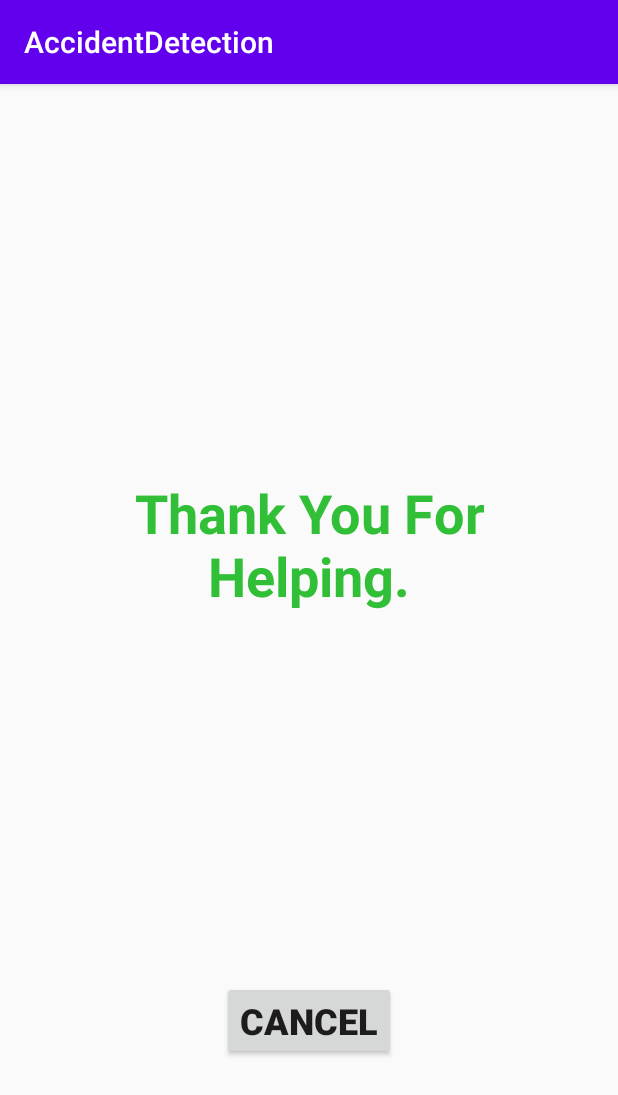
After one commit to TheBakCodes/AccidentDetection, an Android app: the Alertothers screen opened directly, with no data from a screen before it, on a phone screen of 412 x 824 dp. The commit adds this screen. Shown: the top 1095 px of the screen. Run offline under Robolectric (Android 15) with nearby library versions, the phone set to English and light mode, and no system bars; our stand-ins replace Firebase (no records; nobody signed in at launch, a user with empty details on screens opened directly).

Commit message:
Salil Commit 3+

```diff
--- /dev/null
+++ b/app/src/main/java/com/example/accidentdetection/Alertothers.java
@@ -0,0 +1,160 @@
+package com.example.accidentdetection;
+
+import androidx.annotation.NonNull;
+import androidx.appcompat.app.AppCompatActivity;
+
+import android.app.ProgressDialog;
+import android.content.Context;
+import android.content.Intent;
+import android.content.SharedPreferences;
+import android.media.MediaPlayer;
+import android.os.Bundle;
+import android.os.CountDownTimer;
+import android.util.Log;
+import android.view.View;
+import android.widget.Button;
+import android.widget.TextView;
+import android.widget.Toast;
+
+import com.google.firebase.auth.FirebaseAuth;
+import com.google.firebase.auth.FirebaseUser;
+import com.google.firebase.database.DataSnapshot;
+import com.google.firebase.database.DatabaseError;
+import com.google.firebase.database.DatabaseReference;
+import com.google.firebase.database.FirebaseDatabase;
+import com.google.firebase.database.ValueEventListener;
+
+import static android.content.ContentValues.TAG;
+
+public class Alertothers extends AppCompatActivity {
+    TextView countdowntv;
+    public FirebaseDatabase database = FirebaseDatabase.getInstance();
+    public DatabaseReference myRef,myRefambu,myRefAge,myRefBloodgr,lat,lon,name,relmob1,puid,accheck,myRefdname,myRefduid,myRefaccident;
+    FirebaseAuth mAuth;
+    FirebaseUser user;
+    Button cancelbut ;
+    String Duid="";
+    SharedPreferences sharedpreferences;
+    ProgressDialog dialog;
+    @Override
+    protected void onCreate(Bundle savedInstanceState) {
+        super.onCreate(savedInstanceState);
+        setContentView(R.layout.activity_alertothers);
+        sharedpreferences = getSharedPreferences("Accident", Context.MODE_PRIVATE);
+        dialog = new ProgressDialog(this); // this = YourActivity
+        dialog.setProgressStyle(ProgressDialog.STYLE_SPINNER);
+        dialog.setIndeterminate(true);
+        dialog.setCancelable(false);
+        dialog.setCanceledOnTouchOutside(false);
+        countdowntv = (TextView)findViewById(R.id.tvcountdown);
+        cancelbut = (Button)findViewById(R.id.btcancel);
+        mAuth = FirebaseAuth.getInstance();
+        user = mAuth.getCurrentUser();
+        //myRef= database.getReference("Users/"+user.getUid()+"/DUID");
+        myRefduid=database.getReference("Users/"+user.getUid()+"/DUID");
+        myRefdname=database.getReference("Users/"+user.getUid()+"/DName");
+        myRefaccident=database.getReference("Users/"+user.getUid()+"/Accident");
+        myRefdname=database.getReference("Users/"+user.getUid()+"/DName");
+        //myRefDUID=database.getReference("Users/"+user.getUid()+"/DUID");
+        cancelbut.setVisibility(View.VISIBLE);
+        Duid=sharedpreferences.getString("DUID", "0");
+       // cancelbut.setVisibility(View.INVISIBLE);
+        myRefambu=database.getReference("Ambulances/"+Duid+"/AccCheck");
+        // myRefa=database.getReference("Ambulances/"+Duid);
+        myRefambu.setValue("1");
+        countdowntv.setText("Thank You For Helping.");
+
+        //cancelbut.setVisibility(View.INVISIBLE);
+
+        cancelbut.setOnClickListener(new View.OnClickListener() {
+            @Override
+            public void onClick(View v) {
+
+                dialog.show();
+                dialog.setTitle("Cancelling");
+                dialog.setMessage("Please wait...");
+                Duid=sharedpreferences.getString("DUID", "0");
+                if(Duid.length()>=10)
+                {
+                    //myRefambu=database.getReference("Ambulances/"+Duid);
+                    myRefAge=database.getReference("Ambulances/"+Duid+"/PAge");
+                    myRefBloodgr=database.getReference("Ambulances/"+Duid+"/PBloodGr");
+                    lat=database.getReference("Ambulances/"+Duid+"/PLat");
+                    lon=database.getReference("Ambulances/"+Duid+"/PLon");
+                    name=database.getReference("Ambulances/"+Duid+"/PName");
+                    relmob1=database.getReference("Ambulances/"+Duid+"/PRelMob1");
+                    puid=database.getReference("Ambulances/"+Duid+"/PUID");
+                    // if(Duid.length()==28) {
+                    myRefAge.setValue("N/A");
+                    name.setValue("N/A");
+                    lat.setValue("N/A");
+                    lon.setValue("N/A");
+                    myRefBloodgr.setValue("N/A");
+                    relmob1.setValue("N/A");
+                    puid.setValue("N/A");
+                    // }
+                    myRefdname.setValue("N/A");
+                    myRefduid.setValue("N/A");
+                    myRefaccident.setValue("N/A");
+                    dialog.dismiss();
+                    Intent intent=new Intent(Alertothers.this,MainActivity.class);
+                    startActivity(intent);
+
+                }
+                else
+                {
+
+                    myRefduid.addValueEventListener(new ValueEventListener() {
+                        @Override
+                        public void onDataChange(DataSnapshot dataSnapshot) {
+                            // This method is called once with the initial value and again
+                            // whenever data at this location is updated.
+                            String value = dataSnapshot.getValue().toString();
+                            Toast.makeText(Alertothers.this, value, Toast.LENGTH_SHORT).show();
+                             Duid=value;
+                            if(Duid.length()>=10)
+                            {
+                                //myRefambu=database.getReference("Ambulances/"+Duid);
+                                myRefAge=database.getReference("Ambulances/"+Duid+"/PAge");
+                                myRefBloodgr=database.getReference("Ambulances/"+Duid+"/PBloodGr");
+                                lat=database.getReference("Ambulances/"+Duid+"/PLat");
+                                lon=database.getReference("Ambulances/"+Duid+"/PLon");
+                                name=database.getReference("Ambulances/"+Duid+"/PName");
+                                relmob1=database.getReference("Ambulances/"+Duid+"/PRelMob1");
+                                puid=database.getReference("Ambulances/"+Duid+"/PUID");
+                                // if(Duid.length()==28) {
+                                myRefAge.setValue("N/A");
+                                name.setValue("N/A");
+                                lat.setValue("N/A");
+                                lon.setValue("N/A");
+                                myRefBloodgr.setValue("N/A");
+                                relmob1.setValue("N/A");
+                                puid.setValue("N/A");
+                                // }
+                                myRefdname.setValue("N/A");
+                                myRefduid.setValue("N/A");
+                                myRefaccident.setValue("N/A");
+                                dialog.dismiss();
+                                Intent intent=new Intent(Alertothers.this,MainActivity.class);
+                                startActivity(intent);
+
+                            }
+                            //Log.d(TAG, "Value is: " + value);
+                        }
+
+                        @Override
+                        public void onCancelled(@NonNull DatabaseError databaseError) {
+                            Log.w(TAG, "Failed to read value.", databaseError.toException());
+                        }
+
+
+                    });
+                }
+
+
+
+
+            }
+        });
+    }
+}
--- a/app/src/main/java/com/example/accidentdetection/MainActivity.java
+++ b/app/src/main/java/com/example/accidentdetection/MainActivity.java
@@ -53,6 +53,8 @@ public class MainActivity extends AppCompatActivity implements SensorEventListen
             @Override
             public void onClick(View v) {
                 myRef.setValue("1");
+                Intent intent=new Intent(MainActivity.this,Alertothers.class);
+                startActivity(intent);
 
                 //Toast.makeText(this, "Accident", Toast.LENGTH_LONG).show();
             }
--- a/app/src/main/java/com/example/accidentdetection/MyService2.java
+++ b/app/src/main/java/com/example/accidentdetection/MyService2.java
@@ -49,7 +49,7 @@ public class MyService2 extends Service {
             public void onDataChange(DataSnapshot dataSnapshot) {
                 // This method is called once with the initial value and again
                 // whenever data at this location is updated.
-                String value = dataSnapshot.getValue(String.class);
+                String value = dataSnapshot.getValue().toString();
                 editor.putString("DUID", value);
                 editor.commit();
                 Toast.makeText(MyService2.this, value, Toast.LENGTH_SHORT).show();
--- /dev/null
+++ b/app/src/main/res/layout/activity_alertothers.xml
@@ -0,0 +1,38 @@
+<?xml version="1.0" encoding="utf-8"?>
+<androidx.constraintlayout.widget.ConstraintLayout xmlns:android="http://schemas.android.com/apk/res/android"
+    xmlns:app="http://schemas.android.com/apk/res-auto"
+    xmlns:tools="http://schemas.android.com/tools"
+    android:layout_width="match_parent"
+    android:layout_height="match_parent"
+    tools:context=".Alertothers">
+    <Button
+        android:id="@+id/btcancel"
+        android:layout_width="wrap_content"
+        android:layout_height="wrap_content"
+        android:layout_marginTop="24dp"
+        android:layout_marginBottom="117dp"
+        android:text="Cancel"
+        android:textAlignment="center"
+        android:textSize="24sp"
+        android:textStyle="bold"
+        app:layout_constraintBottom_toBottomOf="parent"
+        app:layout_constraintEnd_toEndOf="parent"
+        app:layout_constraintStart_toStartOf="parent"
+        app:layout_constraintTop_toBottomOf="@+id/countdowntv" />
+
+    <TextView
+        android:id="@+id/tvcountdown"
+        android:layout_width="367dp"
+        android:layout_height="129dp"
+        android:layout_marginTop="261dp"
+        android:layout_marginBottom="286dp"
+        android:text="TextView"
+        android:textAlignment="center"
+        android:textColor="#31BF37"
+        android:textSize="36sp"
+        android:textStyle="bold"
+        app:layout_constraintBottom_toTopOf="@+id/cancelbut"
+        app:layout_constraintEnd_toEndOf="parent"
+        app:layout_constraintStart_toStartOf="parent"
+        app:layout_constraintTop_toTopOf="parent" />
+</androidx.constraintlayout.widget.ConstraintLayout>
```
Also changed, not shown: app/src/main/AndroidManifest.xml (+4 -4 lines).
